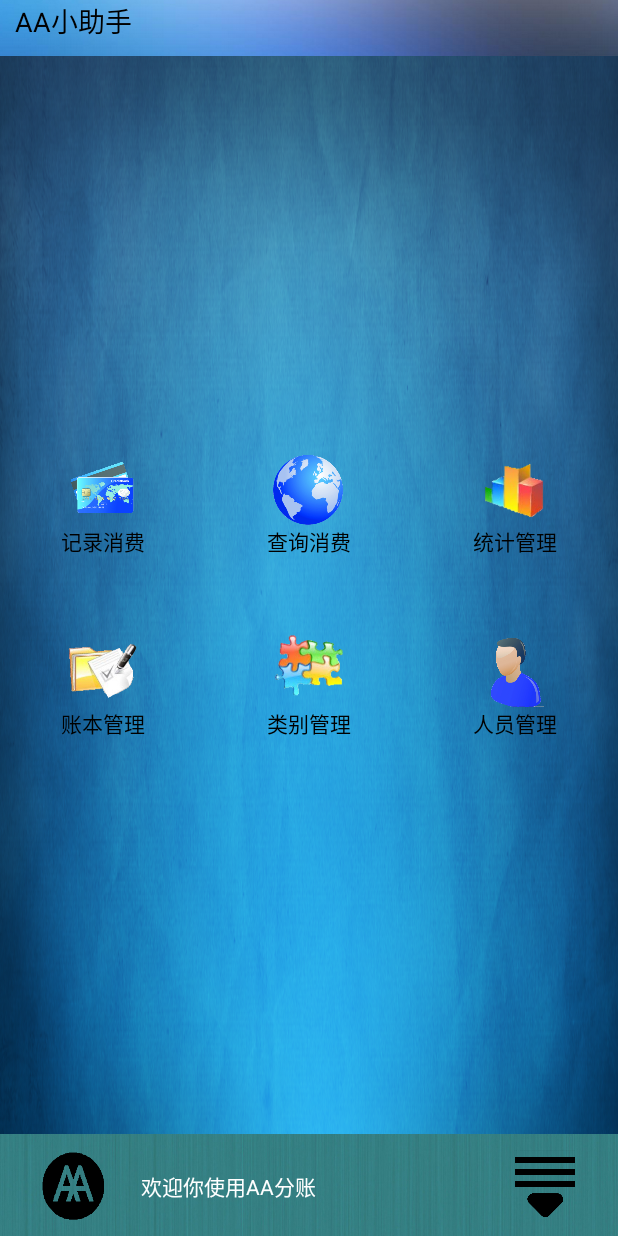
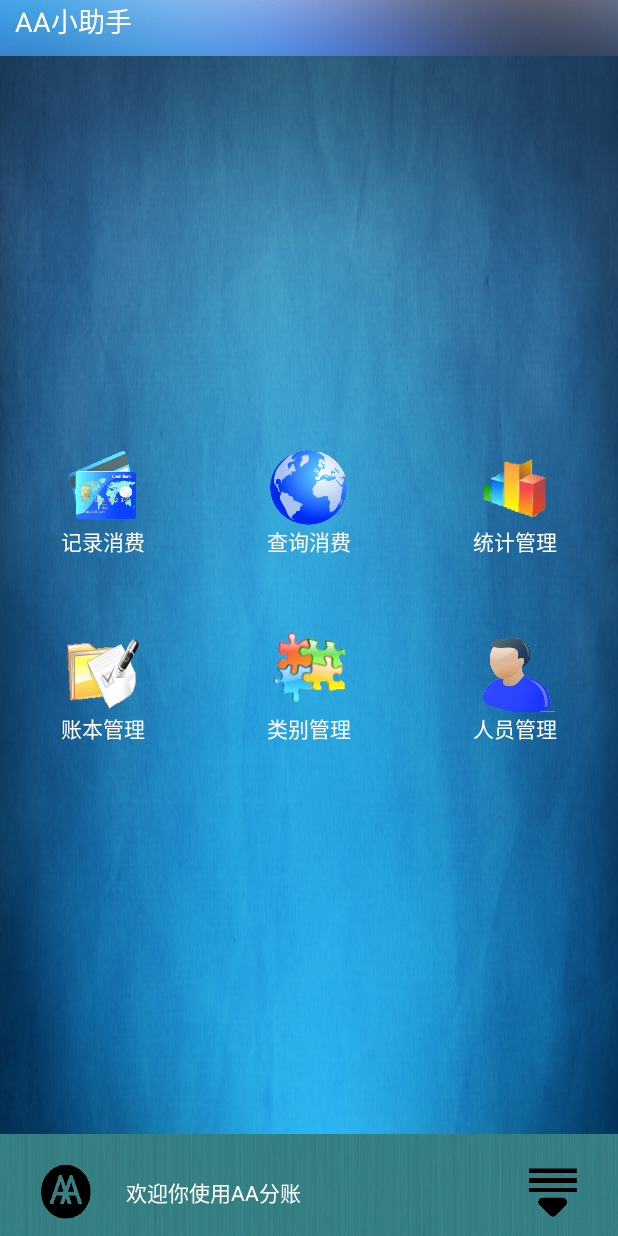
Before and after one commit to u3shadow/my-aahelper, an Android app: the screen it shows after launch (MainActivity), on a phone screen of 412 x 824 dp. Run offline under Robolectric (Android 15) with nearby library versions, the phone set to English and light mode, and no system bars.

Commit message:
change some ui

```diff
--- a/app/src/main/java/com/example/lxiao/aahelper/adapter/AdapterBase.java
+++ b/app/src/main/java/com/example/lxiao/aahelper/adapter/AdapterBase.java
@@ -6,7 +6,9 @@ import android.util.Log;
 import android.view.LayoutInflater;
 import android.view.View;
 import android.view.ViewGroup;
+import android.widget.ActionMenuView;
 import android.widget.ImageView;
+import android.widget.LinearLayout;
 import android.widget.ListAdapter;
 import android.widget.TextView;
 import com.example.lxiao.aahelper.R;
@@ -96,6 +98,9 @@ public class AdapterBase implements ListAdapter {
            mhost = (host) convertView.getTag();
         }
         mhost.mimageview.setImageResource(imageid[position]);
+        LinearLayout.LayoutParams layoutParams = new LinearLayout.LayoutParams(80,80);
+        mhost.mimageview.setLayoutParams(layoutParams);
+        mhost.mimageview.setScaleType(ImageView.ScaleType.FIT_XY);
         mhost.mtextview.setText(textid[position]);
         Log.v("sk","adpter running");
         return convertView;
--- a/app/src/main/res/layout/activity_main.xml
+++ b/app/src/main/res/layout/activity_main.xml
@@ -5,7 +5,5 @@
     android:paddingTop="@dimen/activity_vertical_margin"
     android:paddingBottom="@dimen/activity_vertical_margin" tools:context=".MainActivity">
 
-    <TextView android:text="@string/hello_world" android:layout_width="wrap_content"
-        android:layout_height="wrap_content" />
 
 </RelativeLayout>
--- a/app/src/main/res/layout/bottomlayout.xml
+++ b/app/src/main/res/layout/bottomlayout.xml
@@ -2,18 +2,18 @@
 <RelativeLayout xmlns:android="http://schemas.android.com/apk/res/android"
     android:layout_width="match_parent"
     android:background="@drawable/bottombackground"
-    android:layout_height="68dp">
+    android:layout_height="50dp">
 
     <RelativeLayout
         android:layout_width="fill_parent"
-        android:layout_height="58dp"
+        android:layout_height="50dp"
         android:layout_alignParentBottom="true"
         android:layout_margin="4dp">
 
         <ImageView
             android:id="@+id/iv_bottomimage"
-            android:layout_width="50dp"
-            android:layout_height="50dp"
+            android:layout_width="40dp"
+            android:layout_height="40dp"
             android:layout_alignParentLeft="true"
             android:layout_centerVertical="true"
             android:background="@drawable/aacon"
@@ -31,8 +31,8 @@
 
         <ImageView
             android:id="@+id/tv_bottomimage1"
-            android:layout_width="50dp"
-            android:layout_height="50dp"
+            android:layout_width="40dp"
+            android:layout_height="40dp"
             android:layout_alignParentRight="true"
             android:layout_centerVertical="true"
             android:background="@drawable/menuicon"
--- a/app/src/main/res/layout/gridiconlayout.xml
+++ b/app/src/main/res/layout/gridiconlayout.xml
@@ -14,8 +14,9 @@
     <TextView
         android:layout_width="wrap_content"
         android:layout_height="wrap_content"
-        android:textColor="@color/black"
+        android:textColor="@color/white"
         android:text="Medium Text"
+
         android:id="@+id/tv_icontext"
          />
 </LinearLayout>
--- a/app/src/main/res/layout/headlayout.xml
+++ b/app/src/main/res/layout/headlayout.xml
@@ -11,9 +11,9 @@
         android:text="@string/_smyappname"
         android:id="@+id/tv_headname"
         android:layout_alignParentTop="true"
-        android:layout_alignParentStart="true"
+
         android:layout_centerVertical="true"
-        android:textColor="@color/black"
+        android:textColor="@color/white"
         android:paddingLeft="10dp"
         />
 </RelativeLayout>
--- a/app/src/main/res/values/strings.xml
+++ b/app/src/main/res/values/strings.xml
@@ -2,7 +2,6 @@
 <resources>
 
     <string name="app_name">AAhelp</string>
-    <string name="hello_world">Hello world!</string>
     <string name="action_settings">Settings</string>
     <string name="_smyappname">AA小助手</string>
     <string name="_sbottomtext">欢迎你使用AA分账</string>
```
